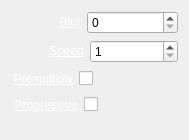
cambell-prince/casparcg-client, file trunk/Widgets/Inspector/InspectorImageScrollerWidget.ui: the form before one commit.
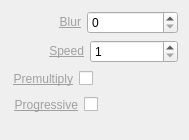
The form after the commit.

```diff
--- a/trunk/Widgets/Inspector/InspectorImageScrollerWidget.ui
+++ b/trunk/Widgets/Inspector/InspectorImageScrollerWidget.ui
@@ -38,7 +38,7 @@
      <item>
       <widget class="QLabel" name="labelBlur">
        <property name="text">
-        <string>&lt;a href=&quot;Blur&quot; style=&quot;color: white;&quot;&gt;Blur&lt;/a&gt;</string>
+        <string>&lt;a href=&quot;Blur&quot; style=&quot;color: #A0A0A0;&quot;&gt;Blur&lt;/a&gt;</string>
        </property>
        <property name="alignment">
         <set>Qt::AlignRight|Qt::AlignTrailing|Qt::AlignVCenter</set>
@@ -78,7 +78,7 @@
      <item>
       <widget class="QLabel" name="labelSpeed">
        <property name="text">
-        <string>&lt;a href=&quot;Speed&quot; style=&quot;color: white;&quot;&gt;Speed&lt;/a&gt;</string>
+        <string>&lt;a href=&quot;Speed&quot; style=&quot;color: #A0A0A0;&quot;&gt;Speed&lt;/a&gt;</string>
        </property>
        <property name="alignment">
         <set>Qt::AlignRight|Qt::AlignTrailing|Qt::AlignVCenter</set>
@@ -124,7 +124,7 @@
      <item>
       <widget class="QLabel" name="labelPremultiply">
        <property name="text">
-        <string>&lt;a href=&quot;Premultiply&quot; style=&quot;color: white;&quot;&gt;Premultiply&lt;/a&gt;</string>
+        <string>&lt;a href=&quot;Premultiply&quot; style=&quot;color: #A0A0A0;&quot;&gt;Premultiply&lt;/a&gt;</string>
        </property>
        <property name="alignment">
         <set>Qt::AlignRight|Qt::AlignTrailing|Qt::AlignVCenter</set>
@@ -177,7 +177,7 @@
      <item>
       <widget class="QLabel" name="labelProgressive">
        <property name="text">
-        <string>&lt;a href=&quot;Progressive&quot; style=&quot;color: white;&quot;&gt;Progressive&lt;/a&gt;</string>
+        <string>&lt;a href=&quot;Progressive&quot; style=&quot;color: #A0A0A0;&quot;&gt;Progressive&lt;/a&gt;</string>
        </property>
        <property name="alignment">
         <set>Qt::AlignRight|Qt::AlignTrailing|Qt::AlignVCenter</set>
```
